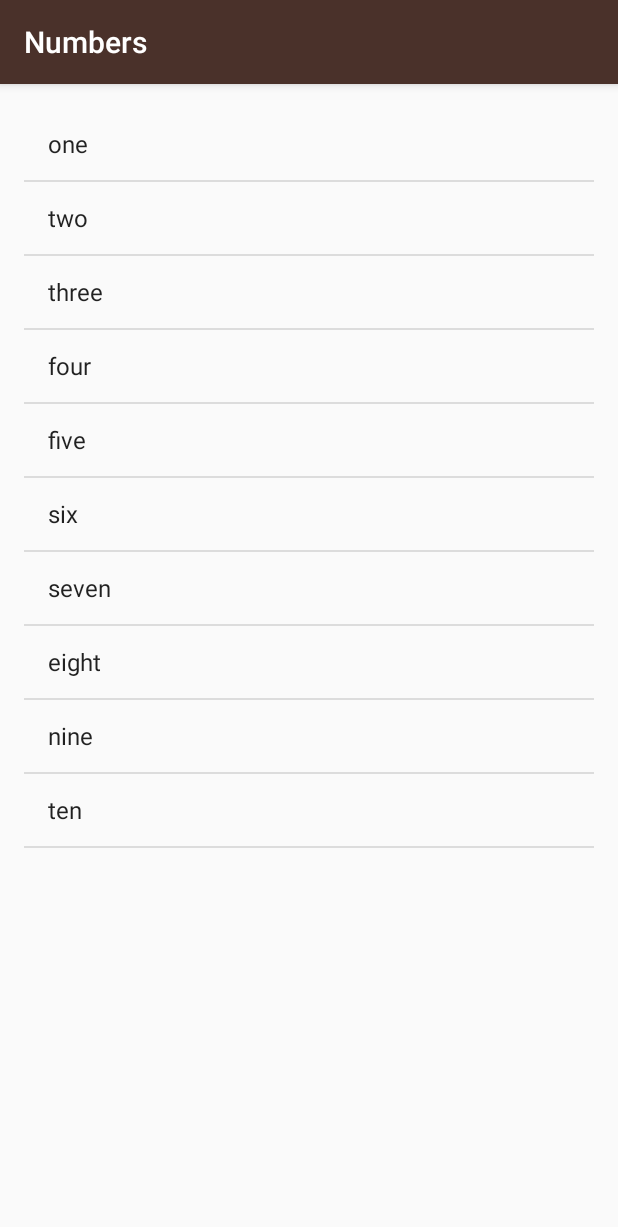
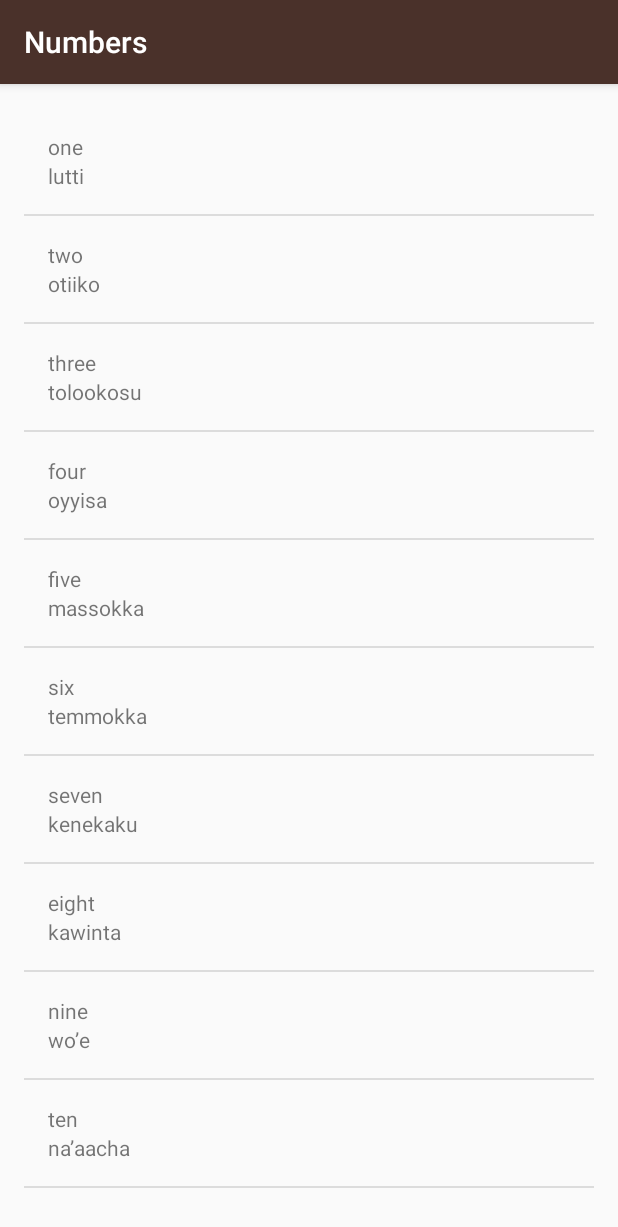
Before and after one commit to shiva11499/Miwok-App, an Android app: the NumbersActivity screen opened directly, with no data from a screen before it, on a phone screen of 412 x 824 dp. Shown: the top 1227 px of the screen. Run offline under Robolectric (Android 15) with nearby library versions, the phone set to English and light mode, and no system bars.

Commit message:
Custom Adapter added

```diff
--- a/app/src/main/java/com/example/android/miwok/NumbersActivity.java
+++ b/app/src/main/java/com/example/android/miwok/NumbersActivity.java
@@ -2,10 +2,7 @@ package com.example.android.miwok;
 
 import android.support.v7.app.AppCompatActivity;
 import android.os.Bundle;
-import android.widget.ArrayAdapter;
-import android.widget.LinearLayout;
 import android.widget.ListView;
-import android.widget.TextView;
 
 import java.util.ArrayList;
 
@@ -14,27 +11,33 @@ public class NumbersActivity extends AppCompatActivity {
     @Override
     protected void onCreate(Bundle savedInstanceState) {
         super.onCreate(savedInstanceState);
-        setContentView(R.layout.activity_numbers);
+        setContentView(R.layout.word_list);
 
         // Create a list of words
-        ArrayList<String> words = new ArrayList<String>();
-        words.add("one");
-        words.add("two");
-        words.add("three");
-        words.add("four");
-        words.add("five");
-        words.add("six");
-        words.add("seven");
-        words.add("eight");
-        words.add("nine");
-        words.add("ten");
+        ArrayList<Word> words = new ArrayList<Word>();
+        words.add(new Word("one", "lutti"));
+        words.add(new Word("two", "otiiko"));
+        words.add(new Word("three", "tolookosu"));
+        words.add(new Word("four", "oyyisa"));
+        words.add(new Word("five", "massokka"));
+        words.add(new Word("six", "temmokka"));
+        words.add(new Word("seven", "kenekaku"));
+        words.add(new Word("eight", "kawinta"));
+        words.add(new Word("nine", "wo’e"));
+        words.add(new Word("ten", "na’aacha"));
 
-        ArrayAdapter<String> itemsAdapter = new ArrayAdapter<String>(this, android.R.layout.simple_list_item_1, words);
+        // Create an {@link WordAdapter}, whose data source is a list of {@link Word}s. The
+        // adapter knows how to create list items for each item in the list.
+        WordAdapter adapter = new WordAdapter(this, words);
 
+        // Find the {@link ListView} object in the view hierarchy of the {@link Activity}.
+        // There should be a {@link ListView} with the view ID called list, which is declared in the
+        // word_listyout file.
         ListView listView = (ListView) findViewById(R.id.list);
 
-        listView.setAdapter(itemsAdapter);
-
+        // Make the {@link ListView} use the {@link WordAdapter} we created above, so that the
+        // {@link ListView} will display list items for each {@link Word} in the list.
+        listView.setAdapter(adapter);
 
     }
 }
--- a/app/src/main/java/com/example/android/miwok/Word.java
+++ b/app/src/main/java/com/example/android/miwok/Word.java
@@ -1,4 +1,40 @@
 package com.example.android.miwok;
 
+/**
+ * {@link Word} represents a vocabulary word that the user wants to learn.
+ * It contains a default translation and a Miwok translation for that word.
+ */
 public class Word {
+
+    /** Default translation for the word */
+    private String mDefaultTranslation;
+
+    /** Miwok translation for the word */
+    private String mMiwokTranslation;
+
+    /**
+     * Create a new Word object.
+     * @param defaultTranslation is the word in a language that the user is already familiar with
+      (such as English)
+     * @param miwokTranslation is the word in the Miwok language
+     */
+    public Word(String defaultTranslation, String miwokTranslation) {
+        mDefaultTranslation = defaultTranslation;
+        mMiwokTranslation = miwokTranslation;
+    }
+
+    /**
+     * Get the default translation of the word.
+     */
+    public String getDefaultTranslation() {
+        return mDefaultTranslation;
+    }
+
+    /**
+     * Get the Miwok translation of the word.
+     */
+    public String getMiwokTranslation() {
+        return mMiwokTranslation;
+    }
+
 }
--- /dev/null
+++ b/app/src/main/java/com/example/android/miwok/WordAdapter.java
@@ -0,0 +1,56 @@
+package com.example.android.miwok;
+
+import android.content.Context;
+import android.view.LayoutInflater;
+import android.view.View;
+import android.view.ViewGroup;
+import android.widget.ArrayAdapter;
+import android.widget.TextView;
+
+import java.util.ArrayList;
+
+/**
+ * {@link WordAdapter} is an {@link ArrayAdapter} that can provide the layout for each list item
+ * based on a data source, which is a list of {@link Word} objects.
+ */
+public class WordAdapter extends ArrayAdapter<Word>  {
+
+    /**
+     * Create a new {@link WordAdapter} object.
+     *
+     * @param context is the current context (i.e. Activity) that the adapter is being created in.
+     * @param words is the list of {@link Word}s to be displayed.
+     */
+    public WordAdapter(Context context, ArrayList<Word> words) {
+        super(context, 0, words);
+    }
+
+    @Override
+    public View getView(int position, View convertView, ViewGroup parent) {
+        // Check if an existing view is being reused, otherwise inflate the view
+        View listItemView = convertView;
+        if (listItemView == null) {
+            listItemView = LayoutInflater.from(getContext()).inflate(
+                    R.layout.list_item, parent, false);
+        }
+
+        // Get the {@link Word} object located at this position in the list
+        Word currentWord = getItem(position);
+
+        // Find the TextView in the list_item.xml layout with the ID miwok_text_view.
+        TextView miwokTextView = (TextView) listItemView.findViewById(R.id.miwok_text_view);
+        // Get the Miwok translation from the currentWord object and set this text on
+        // the Miwok TextView.
+        miwokTextView.setText(currentWord.getMiwokTranslation());
+
+        // Find the TextView in the list_item.xml layout with the ID default_text_view.
+        TextView defaultTextView = (TextView) listItemView.findViewById(R.id.default_text_view);
+        // Get the default translation from the currentWord object and set this text on
+        // the default TextView.
+        defaultTextView.setText(currentWord.getDefaultTranslation());
+
+        // Return the whole list item layout (containing 2 TextViews) so that it can be shown in
+        // the ListView.
+        return listItemView;
+    }
+}
--- a/app/src/main/res/layout/list_item.xml
+++ b/app/src/main/res/layout/list_item.xml
@@ -1,6 +1,20 @@
-<?xml version="1.0" encoding="utf-8"?>
-<LinearLayout
-    xmlns:android="http://schemas.android.com/apk/res/android" android:layout_width="match_parent"
-    android:layout_height="match_parent">
+<LinearLayout xmlns:android="http://schemas.android.com/apk/res/android"
+    xmlns:tools="http://schemas.android.com/tools"
+    android:layout_width="match_parent"
+    android:layout_height="match_parent"
+    android:orientation="vertical"
+    android:padding="16dp">
+
+    <TextView
+        android:id="@+id/default_text_view"
+        android:layout_width="match_parent"
+        android:layout_height="wrap_content"
+        tools:text="one" />
+
+    <TextView
+        android:id="@+id/miwok_text_view"
+        android:layout_width="match_parent"
+        android:layout_height="wrap_content"
+        tools:text="lutti" />
 
 </LinearLayout>
```
Also changed, not shown: app/src/main/java/com/example/android/miwok/ColorsActivity.java (+43 -1 lines), app/src/main/java/com/example/android/miwok/FamilyActivity.java (+30 -1 lines), app/src/main/res/layout/word_list.xml (renamed from app/src/main/res/layout/activity_numbers.xml).
